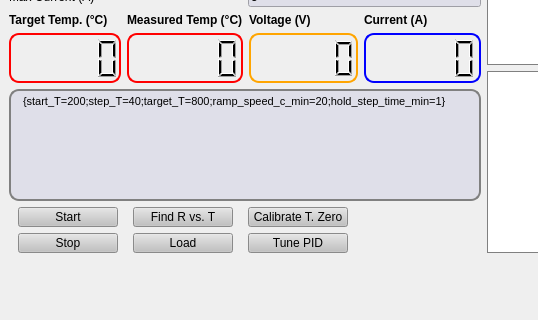
The window that files/TDS.ui (mehrpad/TDS-data-acquisition) describes before a commit, drawn with Qt 5; both pictures show x 0 to 538 and y 145 to 465 of the 820 by 465 pixel window.
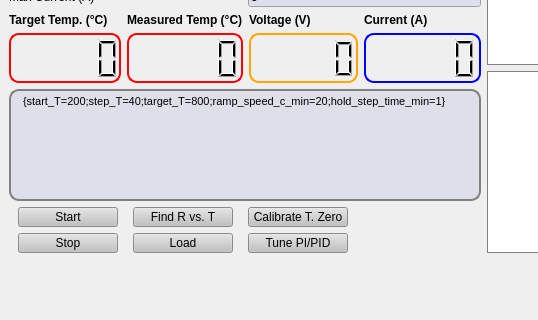
The same window after the commit.

Patch:
```diff
--- a/files/TDS.ui
+++ b/files/TDS.ui
@@ -579,7 +579,7 @@
              <string notr="true">QPushButton{background: rgb(193, 193, 193)}</string>
             </property>
             <property name="text">
-             <string>Tune PID</string>
+             <string>Tune PI/PID</string>
             </property>
            </widget>
           </item>
```
